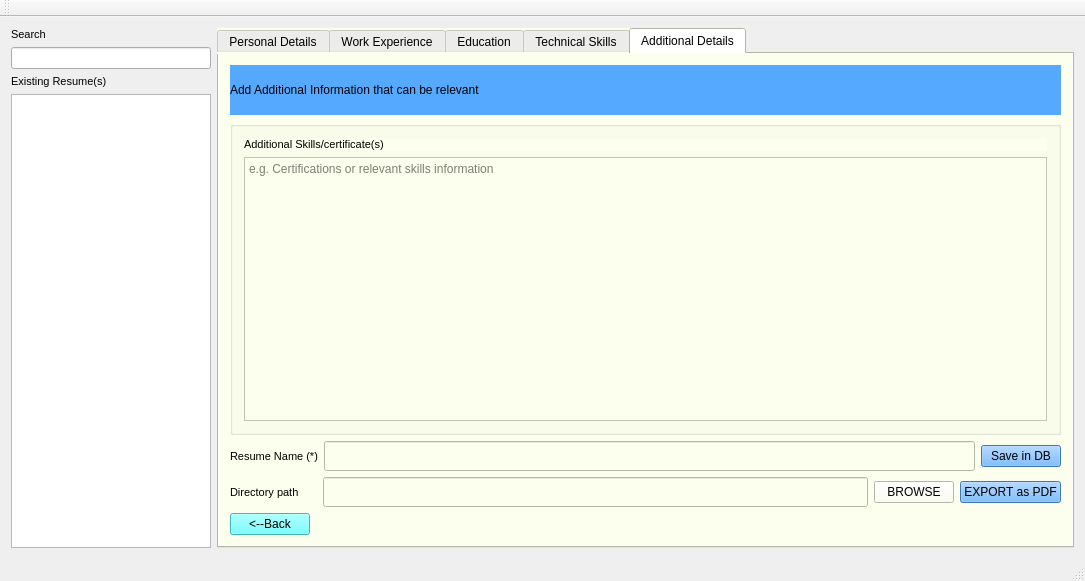
This is ResumeManager/mainwindow.ui in vkaushikregis/practicum as Qt 5 draws it before an edit. The edited form follows.
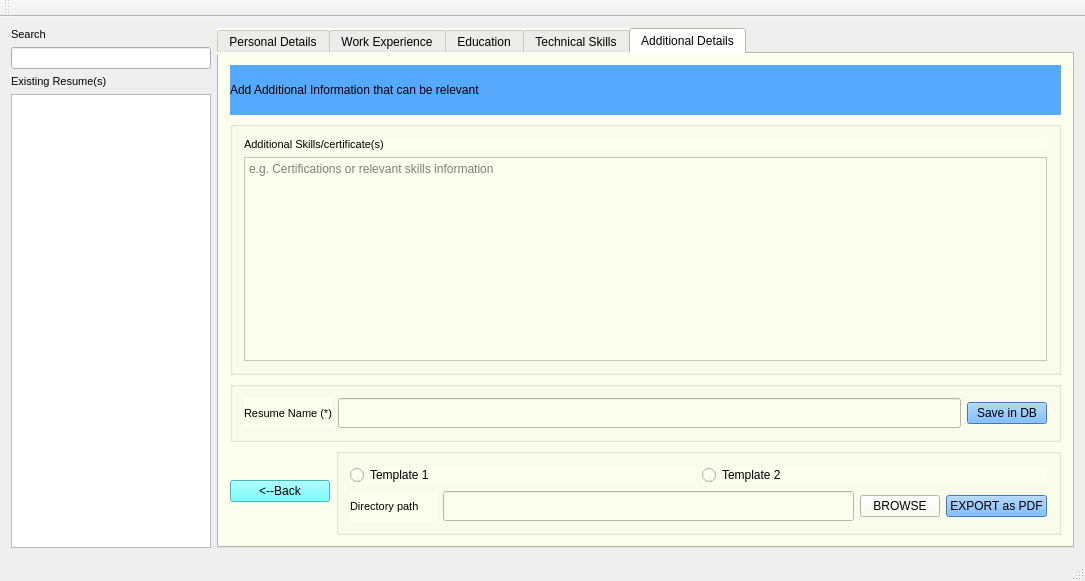
This is the edited form.

Commit message:
adding database insert and display on the GUI , now working fine.
adding database insert and display on the GUI , now working fine.

What changed in the file:
```diff
--- a/ResumeManager/mainwindow.ui
+++ b/ResumeManager/mainwindow.ui
@@ -1115,8 +1115,8 @@
        <attribute name="title">
         <string>Additional Details</string>
        </attribute>
-       <layout class="QGridLayout" name="gridLayout_11">
-        <item row="0" column="0">
+       <layout class="QGridLayout" name="gridLayout_13">
+        <item row="0" column="0" colspan="2">
          <widget class="QLabel" name="label_24">
           <property name="minimumSize">
            <size>
@@ -1144,7 +1144,7 @@
           </property>
          </widget>
         </item>
-        <item row="1" column="0">
+        <item row="1" column="0" colspan="2">
          <widget class="QGroupBox" name="groupBox_5">
           <property name="title">
            <string/>
@@ -1176,7 +1176,13 @@
           </layout>
          </widget>
         </item>
-        <item row="2" column="0">
+        <item row="2" column="0" colspan="2">
+         <widget class="QGroupBox" name="groupBox_6">
+          <property name="title">
+           <string/>
+          </property>
+          <layout class="QGridLayout" name="gridLayout_11">
+           <item row="0" column="0">
          <layout class="QHBoxLayout" name="horizontalLayout_9">
           <item>
            <layout class="QHBoxLayout" name="horizontalLayout_8">
@@ -1210,7 +1216,7 @@
                 </property>
                 <property name="font">
                  <font>
-                  <pointsize>20</pointsize>
+                     <pointsize>9</pointsize>
                  </font>
                 </property>
                </widget>
@@ -1231,7 +1237,46 @@
           </item>
          </layout>
         </item>
+          </layout>
+         </widget>
+        </item>
         <item row="3" column="0">
+         <widget class="QPushButton" name="pushButtonBackSkills">
+          <property name="maximumSize">
+           <size>
+            <width>100</width>
+            <height>16777215</height>
+           </size>
+          </property>
+          <property name="styleSheet">
+           <string notr="true">background-color: rgb(85, 255, 255);</string>
+          </property>
+          <property name="text">
+           <string>&lt;--Back</string>
+          </property>
+         </widget>
+        </item>
+        <item row="3" column="1">
+         <widget class="QGroupBox" name="groupBox_7">
+          <property name="title">
+           <string/>
+          </property>
+          <layout class="QGridLayout" name="gridLayout_12">
+           <item row="0" column="0">
+            <widget class="QRadioButton" name="radioButton">
+             <property name="text">
+              <string>Template 1</string>
+             </property>
+            </widget>
+           </item>
+           <item row="0" column="1">
+            <widget class="QRadioButton" name="radioButton_2">
+             <property name="text">
+              <string>Template 2</string>
+             </property>
+            </widget>
+           </item>
+           <item row="1" column="0" colspan="2">
          <layout class="QHBoxLayout" name="horizontalLayout_10">
           <item>
            <widget class="QLabel" name="label_11">
@@ -1274,32 +1319,8 @@
           </item>
          </layout>
         </item>
-        <item row="4" column="0">
-         <layout class="QHBoxLayout" name="horizontalLayout_11">
-          <item>
-           <widget class="QPushButton" name="pushButtonBackSkills">
-            <property name="styleSheet">
-             <string notr="true">background-color: rgb(85, 255, 255);</string>
-            </property>
-            <property name="text">
-             <string>&lt;--Back</string>
-            </property>
-           </widget>
-          </item>
-          <item>
-           <spacer name="horizontalSpacer_5">
-            <property name="orientation">
-             <enum>Qt::Horizontal</enum>
-            </property>
-            <property name="sizeHint" stdset="0">
-             <size>
-              <width>40</width>
-              <height>20</height>
-             </size>
-            </property>
-           </spacer>
-          </item>
-         </layout>
+          </layout>
+         </widget>
         </item>
        </layout>
       </widget>
```
Left out of the diff: 5 changed lines with no effect on the pictures. Lines whose indentation alone changed are shown as unchanged. The commit also changes 3 other files.
